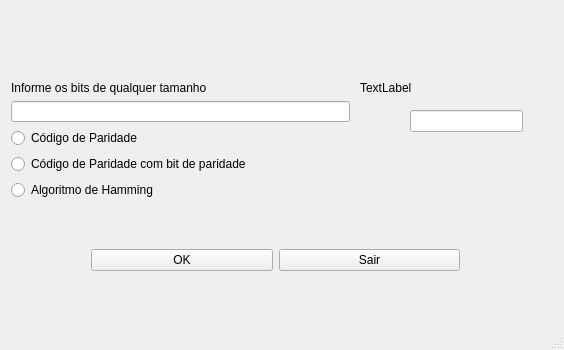
AndreyGFranca/Algoritmo-de-Hammig, file AlgoritmoHamming/mainwindow.ui: the form before one commit.
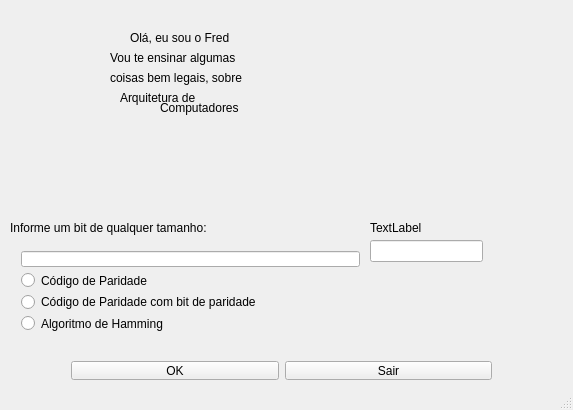
The form after the commit. Icons and pictures are not drawn.

```diff
--- a/AlgoritmoHamming/mainwindow.ui
+++ b/AlgoritmoHamming/mainwindow.ui
@@ -6,16 +6,10 @@
    <rect>
     <x>0</x>
     <y>0</y>
-    <width>564</width>
-    <height>350</height>
+    <width>573</width>
+    <height>410</height>
    </rect>
   </property>
-  <property name="maximumSize">
-   <size>
-    <width>564</width>
-    <height>350</height>
-   </size>
-  </property>
   <property name="windowTitle">
    <string>MainWindow</string>
   </property>
@@ -26,20 +20,16 @@
    <widget class="QWidget" name="verticalLayoutWidget">
     <property name="geometry">
      <rect>
-      <x>0</x>
-      <y>70</y>
+      <x>10</x>
+      <y>240</y>
       <width>361</width>
-      <height>141</height>
+      <height>102</height>
      </rect>
     </property>
     <layout class="QVBoxLayout" name="verticalLayout">
-     <item>
-      <widget class="QLabel" name="label">
-       <property name="text">
-        <string>Informe os bits de qualquer tamanho</string>
-       </property>
-      </widget>
-     </item>
+     <property name="sizeConstraint">
+      <enum>QLayout::SetDefaultConstraint</enum>
+     </property>
      <item>
       <widget class="QLineEdit" name="tfBit"/>
      </item>
@@ -52,6 +42,9 @@
      </item>
      <item>
       <widget class="QRadioButton" name="rbCodBitPar">
+       <property name="autoFillBackground">
+        <bool>false</bool>
+       </property>
        <property name="text">
         <string>Código de Paridade com bit de paridade</string>
        </property>
@@ -69,10 +62,10 @@
    <widget class="QWidget" name="horizontalLayoutWidget">
     <property name="geometry">
      <rect>
-      <x>80</x>
-      <y>220</y>
-      <width>391</width>
-      <height>80</height>
+      <x>60</x>
+      <y>350</y>
+      <width>443</width>
+      <height>41</height>
      </rect>
     </property>
     <layout class="QHBoxLayout" name="horizontalLayout">
@@ -95,8 +88,8 @@
    <widget class="QLabel" name="lbLateral">
     <property name="geometry">
      <rect>
-      <x>360</x>
-      <y>80</y>
+      <x>370</x>
+      <y>220</y>
       <width>201</width>
       <height>16</height>
      </rect>
@@ -108,13 +101,137 @@
    <widget class="QLineEdit" name="tfBitParidade">
     <property name="geometry">
      <rect>
-      <x>410</x>
-      <y>110</y>
+      <x>370</x>
+      <y>240</y>
       <width>113</width>
       <height>22</height>
      </rect>
     </property>
    </widget>
+   <widget class="QLabel" name="label">
+    <property name="geometry">
+     <rect>
+      <x>10</x>
+      <y>220</y>
+      <width>261</width>
+      <height>16</height>
+     </rect>
+    </property>
+    <property name="text">
+     <string>Informe um bit de qualquer tamanho:</string>
+    </property>
+   </widget>
+   <widget class="QLabel" name="label_2">
+    <property name="geometry">
+     <rect>
+      <x>10</x>
+      <y>130</y>
+      <width>111</width>
+      <height>91</height>
+     </rect>
+    </property>
+    <property name="text">
+     <string/>
+    </property>
+    <property name="pixmap">
+     <pixmap>../../../../Pictures/teste/dog.png</pixmap>
+    </property>
+   </widget>
+   <widget class="QLabel" name="label_3">
+    <property name="geometry">
+     <rect>
+      <x>30</x>
+      <y>0</y>
+      <width>311</width>
+      <height>201</height>
+     </rect>
+    </property>
+    <property name="text">
+     <string/>
+    </property>
+    <property name="pixmap">
+     <pixmap>../../../../Pictures/teste/Brushe-balao-de-fala-pfs.png</pixmap>
+    </property>
+   </widget>
+   <widget class="QLabel" name="label_4">
+    <property name="geometry">
+     <rect>
+      <x>130</x>
+      <y>30</y>
+      <width>111</width>
+      <height>16</height>
+     </rect>
+    </property>
+    <property name="text">
+     <string>Olá, eu sou o Fred</string>
+    </property>
+   </widget>
+   <widget class="QLabel" name="label_5">
+    <property name="geometry">
+     <rect>
+      <x>110</x>
+      <y>50</y>
+      <width>161</width>
+      <height>16</height>
+     </rect>
+    </property>
+    <property name="text">
+     <string>Vou te ensinar algumas</string>
+    </property>
+   </widget>
+   <widget class="QLabel" name="label_6">
+    <property name="geometry">
+     <rect>
+      <x>110</x>
+      <y>70</y>
+      <width>161</width>
+      <height>16</height>
+     </rect>
+    </property>
+    <property name="text">
+     <string>coisas bem legais, sobre</string>
+    </property>
+   </widget>
+   <widget class="QLabel" name="label_7">
+    <property name="geometry">
+     <rect>
+      <x>120</x>
+      <y>90</y>
+      <width>141</width>
+      <height>16</height>
+     </rect>
+    </property>
+    <property name="text">
+     <string>Arquitetura de </string>
+    </property>
+   </widget>
+   <widget class="QLabel" name="label_8">
+    <property name="geometry">
+     <rect>
+      <x>160</x>
+      <y>100</y>
+      <width>101</width>
+      <height>16</height>
+     </rect>
+    </property>
+    <property name="text">
+     <string>Computadores</string>
+    </property>
+   </widget>
+   <zorder>verticalLayoutWidget</zorder>
+   <zorder>horizontalLayoutWidget</zorder>
+   <zorder>lbLateral</zorder>
+   <zorder>tfBitParidade</zorder>
+   <zorder>rbCodParidade</zorder>
+   <zorder>tfBit</zorder>
+   <zorder>label</zorder>
+   <zorder>label_2</zorder>
+   <zorder>label_3</zorder>
+   <zorder>label_4</zorder>
+   <zorder>label_5</zorder>
+   <zorder>label_6</zorder>
+   <zorder>label_7</zorder>
+   <zorder>label_8</zorder>
   </widget>
   <widget class="QStatusBar" name="statusBar"/>
  </widget>
```
Left out of the diff: 2 changed lines with no effect on the pictures.
